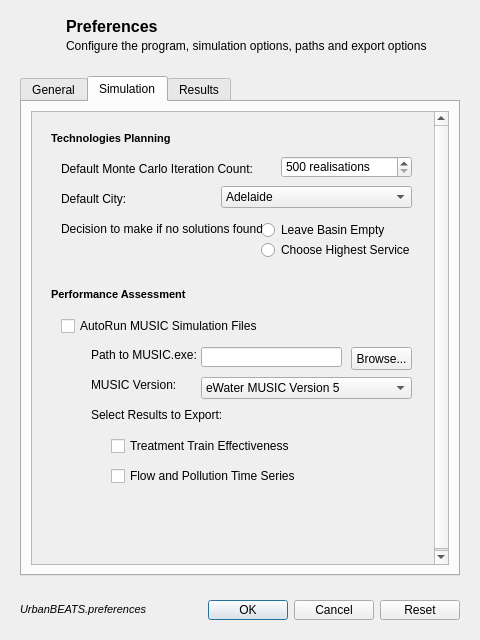
Before: the Qt Designer form preferencesdialog.ui in petermbach/urbanbeats-legacy, drawn with Qt 5.
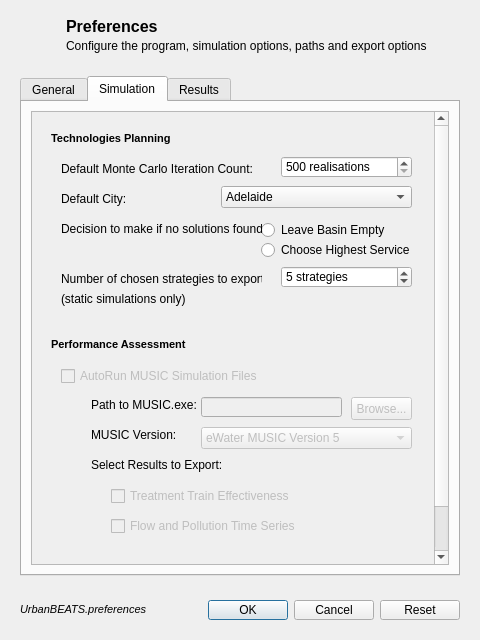
After: the same form once the commit is applied. The open tabs and pages were chosen to show the change. Icons and pictures are not drawn.

Commit message: Shifted most of the functions that deal with modifying the config.cfg into urbanbeatsfiles with only miniature functions that call upon these left in main.pyw. Project info options now connected to new project gui, techplacement options now connected to techplacement module during runtime. Minor addition to options gui: number of strategies to export.

The edit to the form file:
```diff
--- a/preferencesdialog.ui
+++ b/preferencesdialog.ui
@@ -214,7 +214,7 @@
                <x>0</x>
                <y>0</y>
                <width>401</width>
-               <height>459</height>
+               <height>504</height>
               </rect>
              </property>
              <layout class="QVBoxLayout" name="verticalLayout_7">
@@ -223,7 +223,7 @@
                 <property name="minimumSize">
                  <size>
                   <width>0</width>
-                  <height>150</height>
+                  <height>200</height>
                  </size>
                 </property>
                 <widget class="QLabel" name="techplan_options">
@@ -370,6 +370,57 @@
                   <string>Choose Highest Service</string>
                  </property>
                 </widget>
+                <widget class="QSpinBox" name="techplan_strats_spin">
+                 <property name="geometry">
+                  <rect>
+                   <x>240</x>
+                   <y>145</y>
+                   <width>131</width>
+                   <height>22</height>
+                  </rect>
+                 </property>
+                 <property name="suffix">
+                  <string> strategies</string>
+                 </property>
+                 <property name="minimum">
+                  <number>0</number>
+                 </property>
+                 <property name="maximum">
+                  <number>10</number>
+                 </property>
+                 <property name="singleStep">
+                  <number>1</number>
+                 </property>
+                 <property name="value">
+                  <number>5</number>
+                 </property>
+                </widget>
+                <widget class="QLabel" name="techplan_strats_lbl1">
+                 <property name="geometry">
+                  <rect>
+                   <x>20</x>
+                   <y>150</y>
+                   <width>201</width>
+                   <height>16</height>
+                  </rect>
+                 </property>
+                 <property name="text">
+                  <string>Number of chosen strategies to export:</string>
+                 </property>
+                </widget>
+                <widget class="QLabel" name="techplan_strats_lbl2">
+                 <property name="geometry">
+                  <rect>
+                   <x>20</x>
+                   <y>170</y>
+                   <width>201</width>
+                   <height>16</height>
+                  </rect>
+                 </property>
+                 <property name="text">
+                  <string>(static simulations only)</string>
+                 </property>
+                </widget>
                </widget>
               </item>
               <item>
@@ -381,6 +432,9 @@
                  </size>
                 </property>
                 <widget class="QLineEdit" name="perf_musicpath_box">
+                 <property name="enabled">
+                  <bool>false</bool>
+                 </property>
                  <property name="geometry">
                   <rect>
                    <x>160</x>
@@ -404,6 +458,9 @@
                  </property>
                 </widget>
                 <widget class="QCheckBox" name="perf_tte_check">
+                 <property name="enabled">
+                  <bool>false</bool>
+                 </property>
                  <property name="geometry">
                   <rect>
                    <x>70</x>
@@ -417,6 +474,9 @@
                  </property>
                 </widget>
                 <widget class="QPushButton" name="perf_musicpath_browse">
+                 <property name="enabled">
+                  <bool>false</bool>
+                 </property>
                  <property name="geometry">
                   <rect>
                    <x>310</x>
@@ -456,6 +516,9 @@
                  </property>
                 </widget>
                 <widget class="QComboBox" name="perf_musicvercombo">
+                 <property name="enabled">
+                  <bool>false</bool>
+                 </property>
                  <property name="geometry">
                   <rect>
                    <x>160</x>
@@ -493,6 +556,9 @@
                  </property>
                 </widget>
                 <widget class="QCheckBox" name="perf_musicauto_check">
+                 <property name="enabled">
+                  <bool>false</bool>
+                 </property>
                  <property name="geometry">
                   <rect>
                    <x>20</x>
@@ -506,6 +572,9 @@
                  </property>
                 </widget>
                 <widget class="QCheckBox" name="perf_flux_check">
+                 <property name="enabled">
+                  <bool>false</bool>
+                 </property>
                  <property name="geometry">
                   <rect>
                    <x>70</x>
```
The commit also changes 7 other files.
